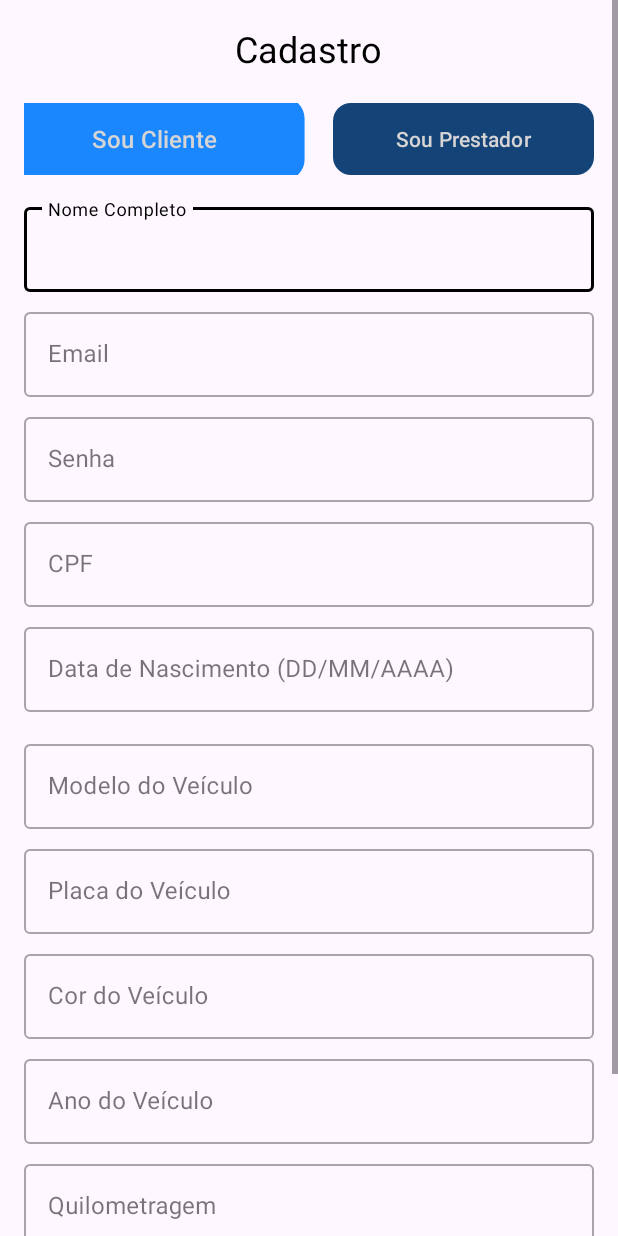
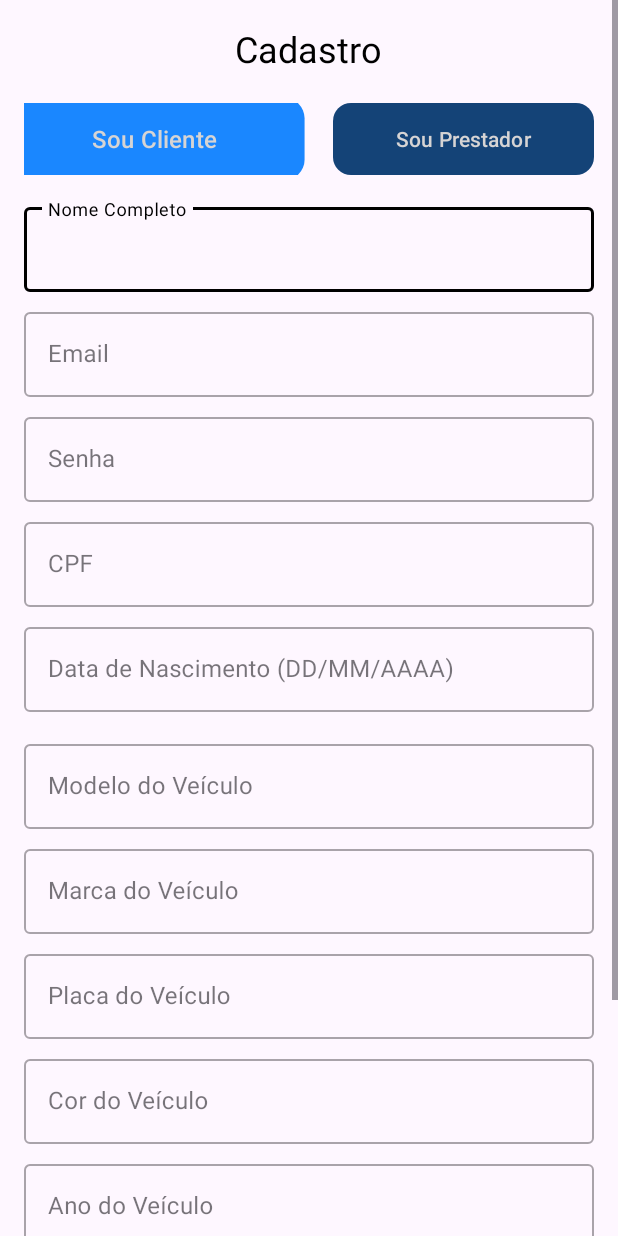
Before and after one commit to vitorpeclat/prototipo_fixtrada, an Android app: the screen it shows after launch (CadastroActivity), after a tap on "Cadastre-se", on a phone screen of 412 x 824 dp. Run offline under Robolectric (Android 15) with nearby library versions, the phone set to English and light mode, and no system bars; 2 other taps on this screen came first.

Commit message:
Campo MARCA adicionado ao banco
Cadastro activity foi alterada, tela inicial pegou o prefixo activity e tirei sujeira do android manifest

```diff
--- a/app/src/main/AndroidManifest.xml
+++ b/app/src/main/AndroidManifest.xml
@@ -28,9 +28,6 @@
             android:name=".CadastroActivity"
             android:exported="false" />
         <activity
-            android:name=".LoginActivity"
-            android:exported="false" />
-        <activity
             android:name=".TelaInicialActivity"
             android:exported="true">
             <intent-filter>
--- a/app/src/main/java/com/example/prototipo_fixtrada/Banco.java
+++ b/app/src/main/java/com/example/prototipo_fixtrada/Banco.java
@@ -31,6 +31,7 @@ public class Banco extends SQLiteOpenHelper {
     public static final String TABELA_VEICULO = "veiculo";
     public static final String COLUNA_VEIID = "veiId";
     public static final String COLUNA_VEIMODELO = "veiModelo";
+    public static final String COLUNA_VEIMARCA = "veiMarca";
     public static final String COLUNA_VEIPLACA = "veiPlaca";
     public static final String COLUNA_VEICOR = "veiCor";
     public static final String COLUNA_VEIANO = "veiAno";
@@ -76,6 +77,7 @@ public class Banco extends SQLiteOpenHelper {
         sqLiteDatabase.execSQL("CREATE TABLE " + TABELA_VEICULO + " ("
                 + COLUNA_VEIID + " INTEGER PRIMARY KEY AUTOINCREMENT, "
                 + COLUNA_VEIMODELO + " TEXT NOT NULL, "
+                + COLUNA_VEIMARCA + " TEXT NOT NULL, "
                 + COLUNA_VEIPLACA + " TEXT NOT NULL, "
                 + COLUNA_VEICOR + " TEXT NOT NULL, "
                 + COLUNA_VEIANO + " INTEGER NOT NULL, "
@@ -179,10 +181,11 @@ public class Banco extends SQLiteOpenHelper {
         return prestadores;
     }
 
-    public long inserirVeiculo(String modelo, String placa, String cor, int ano, int km, int clienteId) {
+    public long inserirVeiculo(String modelo, String marca, String placa, String cor, int ano, int km, int clienteId) {
         SQLiteDatabase db = this.getWritableDatabase();
         ContentValues values = new ContentValues();
         values.put(COLUNA_VEIMODELO, modelo);
+        values.put(COLUNA_VEIMARCA, marca);
         values.put(COLUNA_VEIPLACA, placa);
         values.put(COLUNA_VEICOR, cor);
         values.put(COLUNA_VEIANO, ano);
--- a/app/src/main/java/com/example/prototipo_fixtrada/CadastroActivity.java
+++ b/app/src/main/java/com/example/prototipo_fixtrada/CadastroActivity.java
@@ -17,9 +17,9 @@ public class CadastroActivity extends AppCompatActivity {
 
     private Button btCadCliente, btCadPrestador, btConfirmarCadastro;
     private TextInputEditText edNome, edEmail, edSenha, edCpf, edCnpj, edDataNasc;
-    private TextInputEditText edModelo, edPlaca, edCor, edAno, edKm;
+    private TextInputEditText edModelo, edMarca, edPlaca, edCor, edAno, edKm;
     private TextInputLayout layoutCpf, layoutCnpj, layoutDataNasc, layoutNome;
-    private TextInputLayout layoutModelo, layoutPlaca, layoutCor, layoutAno, layoutKm;
+    private TextInputLayout layoutModelo, layoutMarca, layoutPlaca, layoutCor, layoutAno, layoutKm;
     private TextView txMensagemCadastro;
     private boolean isPrestador = false;
     private Banco dbHelper;
@@ -43,6 +43,7 @@ public class CadastroActivity extends AppCompatActivity {
         edDataNasc = findViewById(R.id.edDataNasc);
 
         edModelo = findViewById(R.id.edModelo);
+        edMarca = findViewById(R.id.edMarca);
         edPlaca = findViewById(R.id.edPlaca);
         edCor = findViewById(R.id.edCor);
         edAno = findViewById(R.id.edAno);
@@ -54,6 +55,7 @@ public class CadastroActivity extends AppCompatActivity {
         layoutNome = findViewById(R.id.layoutNome);
 
         layoutModelo = findViewById(R.id.layoutModelo);
+        layoutMarca = findViewById(R.id.layoutMarca);
         layoutPlaca = findViewById(R.id.layoutPlaca);
         layoutCor = findViewById(R.id.layoutCor);
         layoutAno = findViewById(R.id.layoutAno);
@@ -126,6 +128,7 @@ public class CadastroActivity extends AppCompatActivity {
         layoutNome.setHint("Nome Completo");
 
         layoutModelo.setVisibility(View.VISIBLE);
+        layoutMarca.setVisibility(View.VISIBLE);
         layoutPlaca.setVisibility(View.VISIBLE);
         layoutCor.setVisibility(View.VISIBLE);
         layoutAno.setVisibility(View.VISIBLE);
@@ -144,6 +147,7 @@ public class CadastroActivity extends AppCompatActivity {
         layoutNome.setHint("Nome da Mecânica");
 
         layoutModelo.setVisibility(View.GONE);
+        layoutMarca.setVisibility(View.GONE);
         layoutPlaca.setVisibility(View.GONE);
         layoutCor.setVisibility(View.GONE);
         layoutAno.setVisibility(View.GONE);
@@ -187,6 +191,7 @@ public class CadastroActivity extends AppCompatActivity {
             }
 
             String modelo = edModelo.getText().toString().trim();
+            String marca = edMarca.getText().toString().trim();
             String placa = edPlaca.getText().toString().trim();
             String cor = edCor.getText().toString().trim();
             String anoStr = edAno.getText().toString().trim();
@@ -194,6 +199,10 @@ public class CadastroActivity extends AppCompatActivity {
 
             if (modelo.isEmpty()) {
                 edModelo.setError("Informe o modelo do veículo");
+                valido = false;
+            }
+            if (marca.isEmpty()) {
+                edMarca.setError("Informe a marca do veículo");
                 valido = false;
             }
             if (placa.isEmpty() || placa.length() < 6) {
@@ -231,12 +240,13 @@ public class CadastroActivity extends AppCompatActivity {
 
             if (idUsuario != -1) {
                 String modelo = edModelo.getText().toString().trim();
+                String marca = edMarca.getText().toString().trim();
                 String placa = edPlaca.getText().toString().trim();
                 String cor = edCor.getText().toString().trim();
                 int ano = Integer.parseInt(edAno.getText().toString().trim());
                 int km = Integer.parseInt(edKm.getText().toString().trim());
 
-                dbHelper.inserirVeiculo(modelo, placa, cor, ano, km, (int) idUsuario);
+                dbHelper.inserirVeiculo(modelo, marca, placa, cor, ano, km, (int) idUsuario);
             }
         }
 
--- a/app/src/main/java/com/example/prototipo_fixtrada/TelaInicialActivity.java
+++ b/app/src/main/java/com/example/prototipo_fixtrada/TelaInicialActivity.java
@@ -2,11 +2,10 @@ package com.example.prototipo_fixtrada;
 
 import android.content.Intent;
 import android.os.Bundle;
-import android.view.View;
 import android.widget.Button;
 import android.widget.TextView;
 import androidx.appcompat.app.AppCompatActivity;
-import androidx.core.content.ContextCompat;
+
 import com.google.android.material.textfield.TextInputEditText;
 
 public class TelaInicialActivity extends AppCompatActivity {
@@ -19,7 +18,7 @@ public class TelaInicialActivity extends AppCompatActivity {
     @Override
     protected void onCreate(Bundle savedInstanceState) {
         super.onCreate(savedInstanceState);
-        setContentView(R.layout.tela_inicial);
+        setContentView(R.layout.activity_tela_inicial);
 
         btLogin = findViewById(R.id.btLogin); btLogin.setBackgroundTintList(null);
         btCadastro = findViewById(R.id.btCadastro); btCadastro.setBackgroundTintList(null);
--- a/app/src/main/res/layout/activity_cadastro.xml
+++ b/app/src/main/res/layout/activity_cadastro.xml
@@ -159,6 +159,20 @@
         </com.google.android.material.textfield.TextInputLayout>
 
         <com.google.android.material.textfield.TextInputLayout
+            android:id="@+id/layoutMarca"
+            android:layout_width="match_parent"
+            android:layout_height="wrap_content"
+            android:layout_marginBottom="8dp"
+            style="@style/Widget.MaterialComponents.TextInputLayout.OutlinedBox">
+
+            <com.google.android.material.textfield.TextInputEditText
+                android:id="@+id/edMarca"
+                android:layout_width="match_parent"
+                android:layout_height="wrap_content"
+                android:hint="Marca do Veículo" />
+        </com.google.android.material.textfield.TextInputLayout>
+
+        <com.google.android.material.textfield.TextInputLayout
             android:id="@+id/layoutPlaca"
             android:layout_width="match_parent"
             android:layout_height="wrap_content"
```
Also changed, not shown: app/src/main/res/layout/activity_tela_inicial.xml (renamed from app/src/main/res/layout/tela_inicial.xml).
